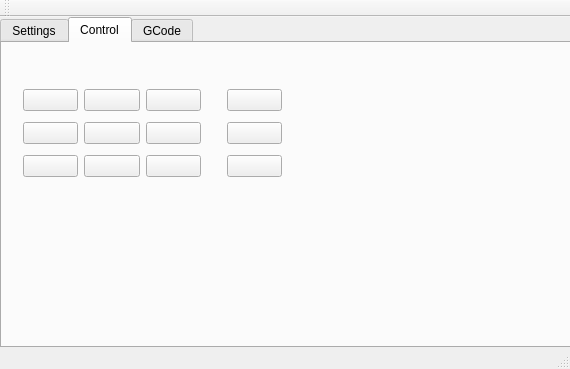
Above: grbl_pocket_controller/grblpocketcontroller.ui from clementleger/grbl_pocket_controller before the change. Below: the same form after it.
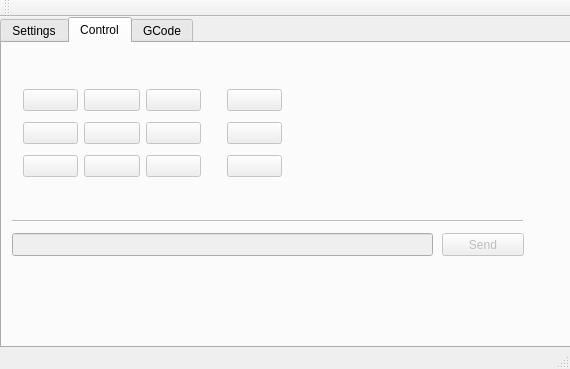
That is the form after the change. The open tabs and pages were chosen to show the change. Icons and pictures are not drawn.

Patch:
```diff
--- a/grbl_pocket_controller/grblpocketcontroller.ui
+++ b/grbl_pocket_controller/grblpocketcontroller.ui
@@ -15,6 +15,9 @@
   </property>
   <widget class="QWidget" name="centralWidget">
    <widget class="QTabWidget" name="tabWidget">
+    <property name="enabled">
+     <bool>true</bool>
+    </property>
     <property name="geometry">
      <rect>
       <x>0</x>
@@ -89,6 +92,9 @@
      </widget>
     </widget>
     <widget class="QWidget" name="tab_control">
+     <property name="enabled">
+      <bool>false</bool>
+     </property>
      <attribute name="icon">
       <iconset resource="resources.qrc">
        <normaloff>:/icons/movement.png</normaloff>:/icons/movement.png</iconset>
@@ -271,6 +277,42 @@
        </item>
       </layout>
      </widget>
+     <widget class="QLineEdit" name="gcode_line">
+      <property name="geometry">
+       <rect>
+        <x>10</x>
+        <y>190</y>
+        <width>421</width>
+        <height>23</height>
+       </rect>
+      </property>
+     </widget>
+     <widget class="Line" name="line">
+      <property name="geometry">
+       <rect>
+        <x>10</x>
+        <y>170</y>
+        <width>511</width>
+        <height>16</height>
+       </rect>
+      </property>
+      <property name="orientation">
+       <enum>Qt::Horizontal</enum>
+      </property>
+     </widget>
+     <widget class="QPushButton" name="gcode_send">
+      <property name="geometry">
+       <rect>
+        <x>440</x>
+        <y>190</y>
+        <width>82</width>
+        <height>23</height>
+       </rect>
+      </property>
+      <property name="text">
+       <string>Send</string>
+      </property>
+     </widget>
     </widget>
     <widget class="QWidget" name="tab_gcode">
      <attribute name="icon">
```
Left out of the diff: 78 changed lines with no effect on the pictures.
